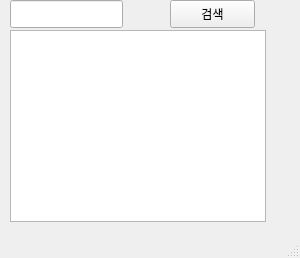
The window that web_Crawler/app.ui (sopipc167/Python_Projects) describes before a commit, drawn with Qt 5.
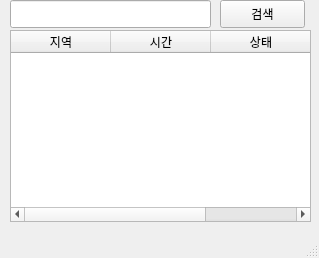
The same window after the commit.

Diff of the .ui file:
```diff
--- a/web_Crawler/app.ui
+++ b/web_Crawler/app.ui
@@ -6,7 +6,7 @@
    <rect>
     <x>0</x>
     <y>0</y>
-    <width>300</width>
+    <width>319</width>
     <height>258</height>
    </rect>
   </property>
@@ -19,25 +19,43 @@
      <rect>
       <x>10</x>
       <y>0</y>
-      <width>113</width>
+      <width>201</width>
       <height>28</height>
      </rect>
     </property>
+    <property name="text">
+     <string notr="true"/>
+    </property>
    </widget>
    <widget class="QTableWidget" name="tableWidget">
     <property name="geometry">
      <rect>
       <x>10</x>
       <y>30</y>
-      <width>256</width>
+      <width>301</width>
       <height>192</height>
      </rect>
     </property>
+    <column>
+     <property name="text">
+      <string>지역</string>
+     </property>
+    </column>
+    <column>
+     <property name="text">
+      <string>시간</string>
+     </property>
+    </column>
+    <column>
+     <property name="text">
+      <string>상태</string>
+     </property>
+    </column>
    </widget>
    <widget class="QPushButton" name="pushButton">
     <property name="geometry">
      <rect>
-      <x>170</x>
+      <x>220</x>
       <y>0</y>
       <width>85</width>
       <height>28</height>
```
Left out of the diff: 2 changed lines with no effect on the pictures.
